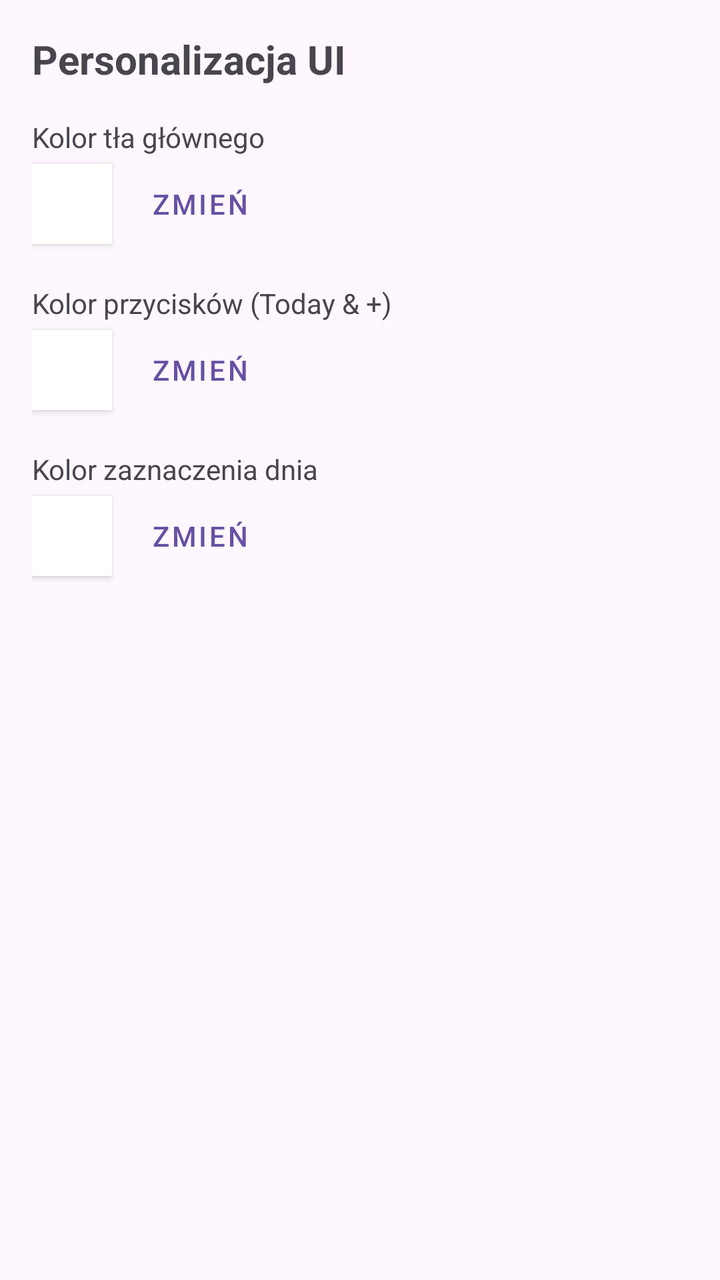
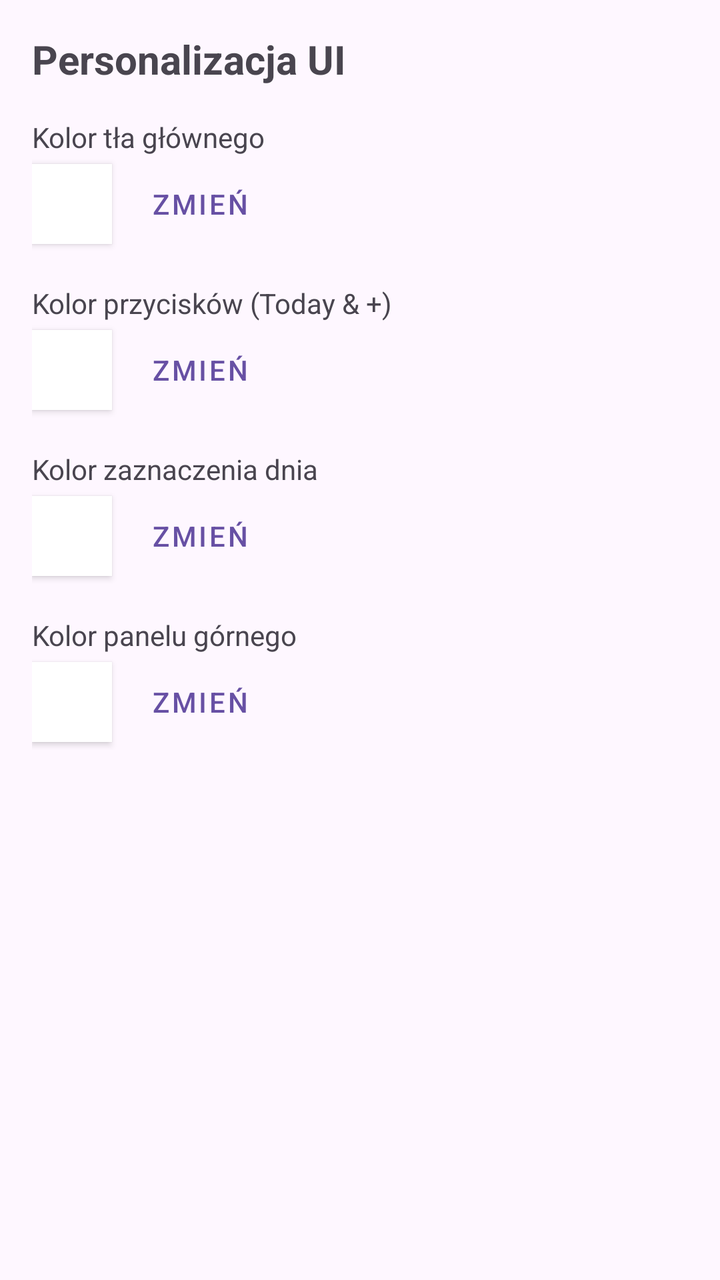

Before-and-after screenshots of an Android layout around one commit, followed by the original layout XML and the change that was made.
<!-- AndroidManifest.xml: application theme Theme.TacticalCalendar -->
<!-- res/layout/dialog_settings.xml -->
<?xml version="1.0" encoding="utf-8"?>
<ScrollView xmlns:android="http://schemas.android.com/apk/res/android"
    android:layout_width="match_parent"
    android:layout_height="wrap_content"
    android:padding="16dp">

    <LinearLayout
        android:layout_width="match_parent"
        android:layout_height="wrap_content"
        android:orientation="vertical">

        <TextView
            android:layout_width="wrap_content"
            android:layout_height="wrap_content"
            android:text="Personalizacja UI"
            android:textSize="20sp"
            android:textStyle="bold"
            android:layout_marginBottom="16dp"/>

        
        <TextView
            android:layout_width="wrap_content"
            android:layout_height="wrap_content"
            android:text="Kolor tła głównego"/>
        <LinearLayout
            android:layout_width="match_parent"
            android:layout_height="wrap_content"
            android:orientation="horizontal"
            android:gravity="center_vertical">
            <View
                android:id="@+id/viewBgPreview"
                android:layout_width="40dp"
                android:layout_height="40dp"
                android:background="#FFFFFF"
                android:elevation="2dp"/>
            <Button
                android:id="@+id/btnPickBgColor"
                style="@style/Widget.MaterialComponents.Button.TextButton"
                android:layout_width="wrap_content"
                android:layout_height="wrap_content"
                android:text="Zmień"/>
        </LinearLayout>

        
        <TextView
            android:layout_width="wrap_content"
            android:layout_height="wrap_content"
            android:layout_marginTop="16dp"
            android:text="Kolor przycisków (Today &amp; +)"/>
        <LinearLayout
            android:layout_width="match_parent"
            android:layout_height="wrap_content"
            android:orientation="horizontal"
            android:gravity="center_vertical">
            <View
                android:id="@+id/viewFabPreview"
                android:layout_width="40dp"
                android:layout_height="40dp"
                android:background="#FFFFFF"
                android:elevation="2dp"/>
            <Button
                android:id="@+id/btnPickFabColor"
                style="@style/Widget.MaterialComponents.Button.TextButton"
                android:layout_width="wrap_content"
                android:layout_height="wrap_content"
                android:text="Zmień"/>
        </LinearLayout>

        
        <TextView
            android:layout_width="wrap_content"
            android:layout_height="wrap_content"
            android:layout_marginTop="16dp"
            android:text="Kolor zaznaczenia dnia"/>
        <LinearLayout
            android:layout_width="match_parent"
            android:layout_height="wrap_content"
            android:orientation="horizontal"
            android:gravity="center_vertical">
            <View
                android:id="@+id/viewSelectionPreview"
                android:layout_width="40dp"
                android:layout_height="40dp"
                android:background="#FFFFFF"
                android:elevation="2dp"/>
            <Button
                android:id="@+id/btnPickSelectionColor"
                style="@style/Widget.MaterialComponents.Button.TextButton"
                android:layout_width="wrap_content"
                android:layout_height="wrap_content"
                android:text="Zmień"/>
        </LinearLayout>

    </LinearLayout>
</ScrollView>
<!-- resources referenced by this layout -->
<resources>
  <style name="Theme.TacticalCalendar" parent="Base.Theme.TacticalCalendar" />
  <style name="Base.Theme.TacticalCalendar" parent="Theme.Material3.DayNight.NoActionBar">
          
          
      </style>
</resources>

<!-- the commit's change to res/layout/dialog_settings.xml (unified diff, before → after) -->
@@ -91,5 +91,30 @@
                 android:text="Zmień"/>
         </LinearLayout>
 
+        
+        <TextView
+            android:layout_width="wrap_content"
+            android:layout_height="wrap_content"
+            android:layout_marginTop="16dp"
+            android:text="Kolor panelu górnego"/>
+        <LinearLayout
+            android:layout_width="match_parent"
+            android:layout_height="wrap_content"
+            android:orientation="horizontal"
+            android:gravity="center_vertical">
+            <View
+                android:id="@+id/viewToolbarPreview"
+                android:layout_width="40dp"
+                android:layout_height="40dp"
+                android:background="#FFFFFF"
+                android:elevation="2dp"/>
+            <Button
+                android:id="@+id/btnPickToolbarColor"
+                style="@style/Widget.MaterialComponents.Button.TextButton"
+                android:layout_width="wrap_content"
+                android:layout_height="wrap_content"
+                android:text="Zmień"/>
+        </LinearLayout>
+
     </LinearLayout>
 </ScrollView>
